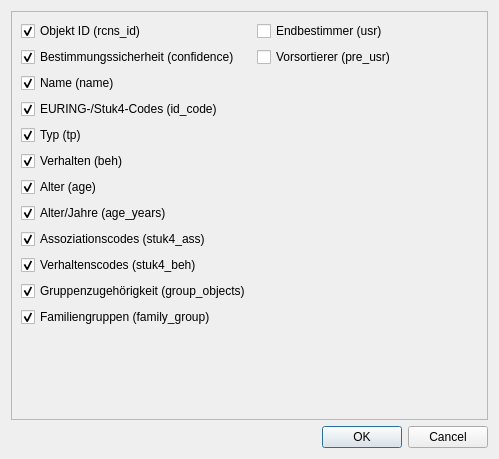
Old version of the form ui/column_options.ui in the repository ifaoe/2015-08-Daisi-Image-Library.
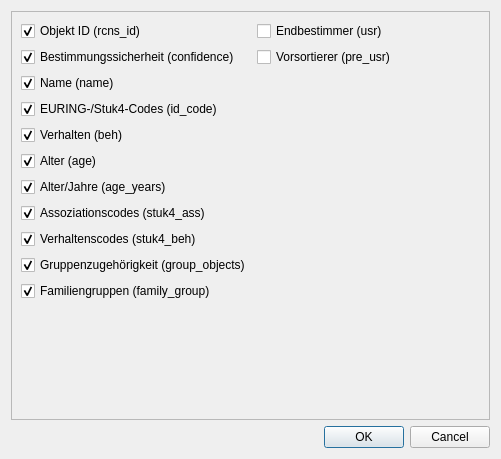
New version of the form.

The edit to the form file:
```diff
--- a/ui/column_options.ui
+++ b/ui/column_options.ui
@@ -6,7 +6,7 @@
    <rect>
     <x>0</x>
     <y>0</y>
-    <width>499</width>
+    <width>501</width>
     <height>459</height>
    </rect>
   </property>
@@ -68,7 +68,7 @@
         </attribute>
        </widget>
       </item>
-      <item row="7" column="0">
+      <item row="6" column="0">
        <widget class="QCheckBox" name="box_age_year">
         <property name="sizePolicy">
          <sizepolicy hsizetype="Minimum" vsizetype="Preferred">
@@ -90,7 +90,7 @@
         </attribute>
        </widget>
       </item>
-      <item row="6" column="0">
+      <item row="5" column="0">
        <widget class="QCheckBox" name="box_age">
         <property name="sizePolicy">
          <sizepolicy hsizetype="Minimum" vsizetype="Preferred">
@@ -112,7 +112,7 @@
         </attribute>
        </widget>
       </item>
-      <item row="5" column="0">
+      <item row="4" column="0">
        <widget class="QCheckBox" name="box_beh">
         <property name="sizePolicy">
          <sizepolicy hsizetype="Minimum" vsizetype="Preferred">
@@ -134,7 +134,7 @@
         </attribute>
        </widget>
       </item>
-      <item row="11" column="0">
+      <item row="10" column="0">
        <widget class="QCheckBox" name="box_family_group">
         <property name="sizePolicy">
          <sizepolicy hsizetype="Minimum" vsizetype="Preferred">
@@ -156,7 +156,7 @@
         </attribute>
        </widget>
       </item>
-      <item row="10" column="0">
+      <item row="9" column="0">
        <widget class="QCheckBox" name="box_group_objects">
         <property name="sizePolicy">
          <sizepolicy hsizetype="Minimum" vsizetype="Preferred">
@@ -178,7 +178,7 @@
         </attribute>
        </widget>
       </item>
-      <item row="9" column="0">
+      <item row="8" column="0">
        <widget class="QCheckBox" name="box_stuk4_beh">
         <property name="sizePolicy">
          <sizepolicy hsizetype="Minimum" vsizetype="Preferred">
@@ -244,29 +244,7 @@
         </attribute>
        </widget>
       </item>
-      <item row="4" column="0">
-       <widget class="QCheckBox" name="box_tp">
-        <property name="sizePolicy">
-         <sizepolicy hsizetype="Minimum" vsizetype="Preferred">
-          <horstretch>0</horstretch>
-          <verstretch>0</verstretch>
-         </sizepolicy>
-        </property>
-        <property name="text">
-         <string>Typ (tp)</string>
-        </property>
-        <property name="checked">
-         <bool>true</bool>
-        </property>
-        <property name="dbvalue" stdset="0">
-         <string>tp</string>
-        </property>
-        <attribute name="buttonGroup">
-         <string notr="true">buttongroup_column_boxes</string>
-        </attribute>
-       </widget>
-      </item>
-      <item row="8" column="0">
+      <item row="7" column="0">
        <widget class="QCheckBox" name="box_stuk4_ass">
         <property name="sizePolicy">
          <sizepolicy hsizetype="Minimum" vsizetype="Preferred">
@@ -323,7 +301,7 @@
         </attribute>
        </widget>
       </item>
-      <item row="12" column="0">
+      <item row="11" column="0">
        <spacer name="verticalSpacer">
         <property name="orientation">
          <enum>Qt::Vertical</enum>
```
Left out of the diff: 2 changed lines with no effect on the pictures.
